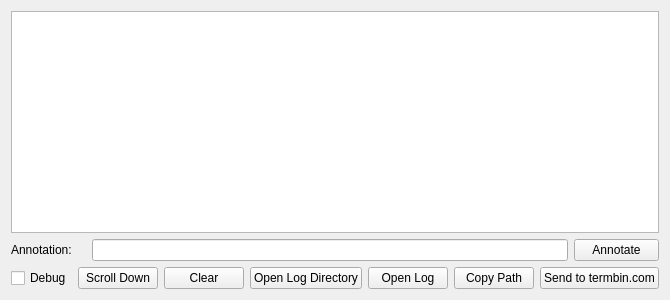
Before: the Qt Designer form loggingwindow.ui in adecarolis/wfweb, drawn with Qt 5.
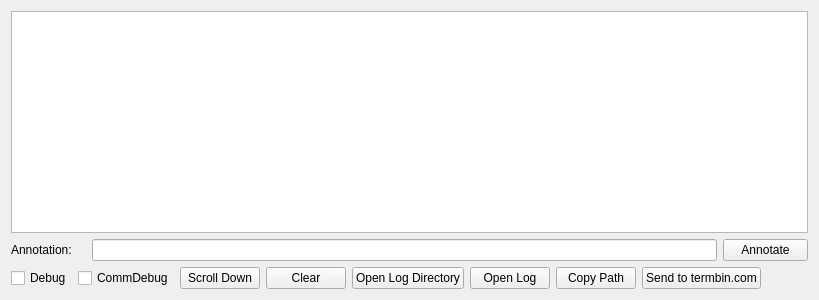
After: the same form once the commit is applied.

What changed in the file:
```diff
--- a/loggingwindow.ui
+++ b/loggingwindow.ui
@@ -6,7 +6,7 @@
    <rect>
     <x>0</x>
     <y>0</y>
-    <width>625</width>
+    <width>819</width>
     <height>300</height>
    </rect>
   </property>
@@ -109,6 +109,16 @@
        </property>
       </widget>
      </item>
+     <item>
+      <widget class="QCheckBox" name="commDebugChk">
+       <property name="toolTip">
+        <string>&lt;html&gt;&lt;head/&gt;&lt;body&gt;&lt;p&gt;This enables the logging of nearly all CI-V traffic. &lt;span style=&quot; font-weight:600;&quot;&gt;Use with caution&lt;/span&gt;. It is a lot of data. Meter levels and scope data are not shown. &lt;/p&gt;&lt;/body&gt;&lt;/html&gt;</string>
+       </property>
+       <property name="text">
+        <string>CommDebug</string>
+       </property>
+      </widget>
+     </item>
      <item>
       <widget class="QPushButton" name="toBottomBtn">
        <property name="toolTip">
```
